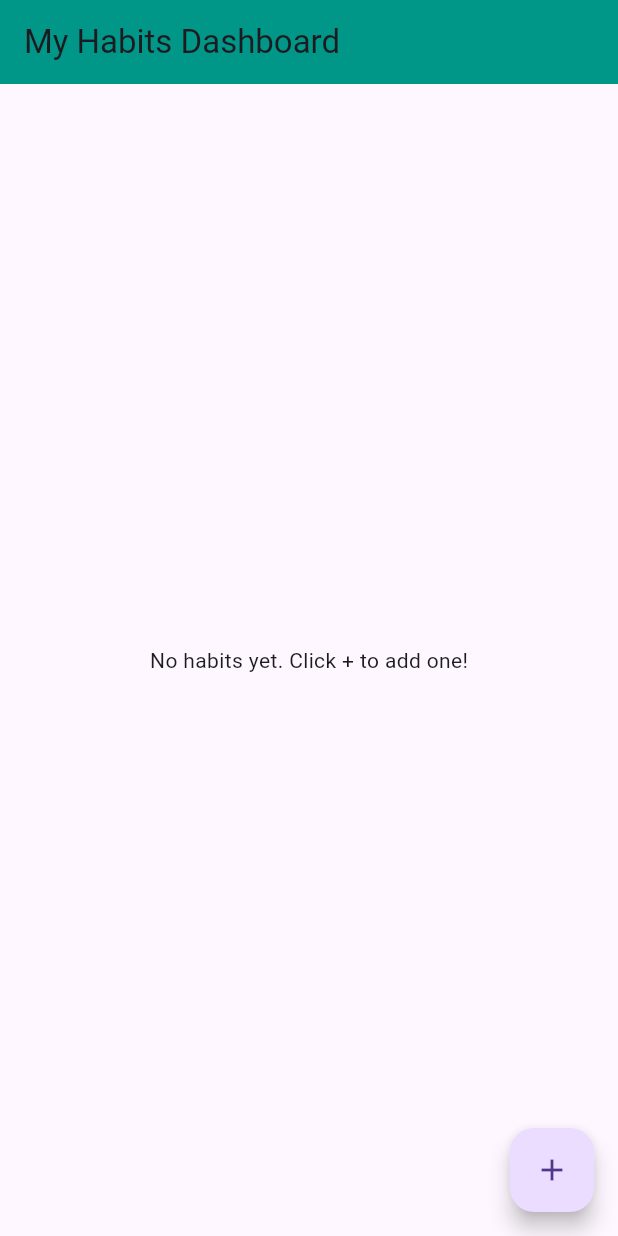
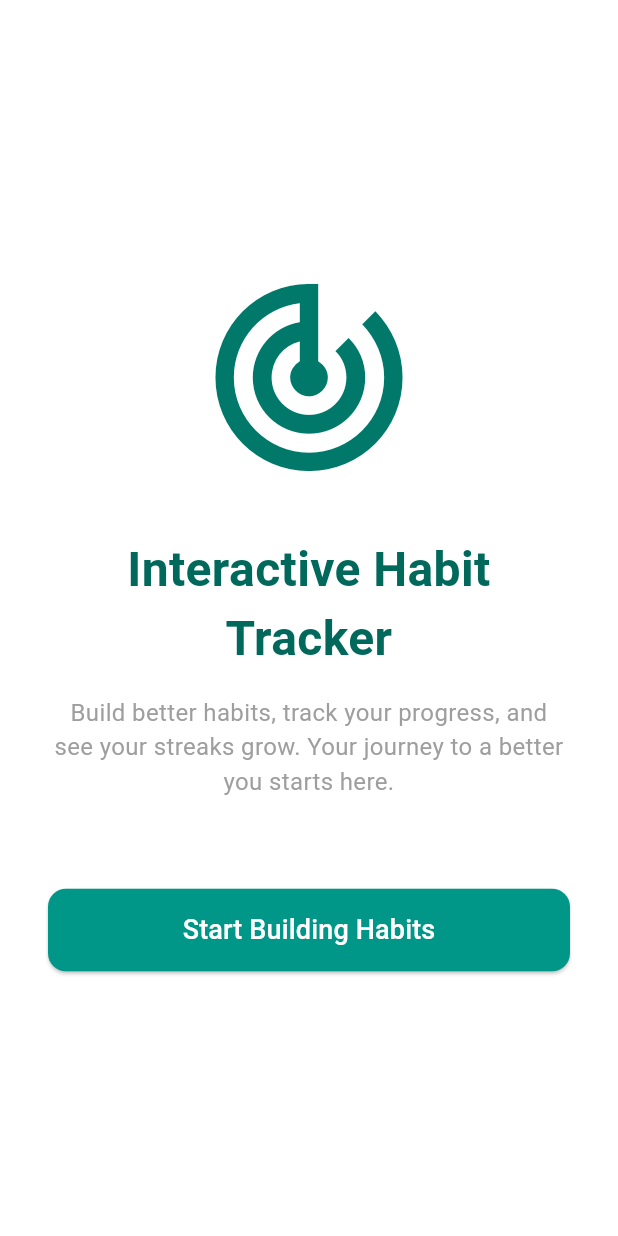
Before and after one commit to Sihirdora/Interactive-Habit-Tracker, a Flutter app: the screen it shows after launch, on a phone screen of 412 x 824 dp. Run offline on Flutter 3.47's test engine with Material 3 defaults, Android fonts, the phone set to English and light mode, and no system bars; our stand-ins replace fl_chart, flutter_riverpod, supabase_flutter; accounts and stored records are empty.

Commit message:
Adding welcome screen, Laporan, & Calendar Menu. Also fixing graphics habits menu

```diff
--- a/lib/main.dart
+++ b/lib/main.dart
@@ -3,7 +3,8 @@
 import 'package:flutter/material.dart';
 import 'package:flutter_riverpod/flutter_riverpod.dart';
 import 'package:supabase_flutter/supabase_flutter.dart';
-import 'screens/home_screen.dart';
+import 'screens/main_wrapper.dart';
+import 'screens/welcome_screen.dart';
 
 // Variabel menggunakan lowerCamelCase
 const supabaseUrl = 'https://jchatgthjwemgapwqygu.supabase.co';
@@ -31,7 +32,7 @@ class MyApp extends StatelessWidget {
         primarySwatch: Colors.teal,
         visualDensity: VisualDensity.adaptivePlatformDensity,
       ),
-      home: const HomeScreen(),
+      home: const WelcomeScreen(),
     );
   }
 }
--- /dev/null
+++ b/lib/screens/welcome_screen.dart
@@ -0,0 +1,79 @@
+import 'package:flutter/material.dart';
+import 'package:project/screens/main_wrapper.dart';
+
+class WelcomeScreen extends StatelessWidget {
+  const WelcomeScreen({super.key});
+
+  @override
+  Widget build(BuildContext context) {
+    return Scaffold(
+      // Latar belakang putih atau warna terang
+      backgroundColor: Colors.white,
+      body: Padding(
+        padding: const EdgeInsets.all(32.0),
+        child: Column(
+          mainAxisAlignment: MainAxisAlignment.center,
+          crossAxisAlignment: CrossAxisAlignment.center,
+          children: [
+            // --- 1. Ilustrasi / Logo (Gunakan Icon Placeholder) ---
+            Icon(
+              Icons.track_changes,
+              size: 150,
+              color: Colors.teal.shade700,
+            ),
+            const SizedBox(height: 30),
+
+            // --- 2. Judul Aplikasi ---
+            Text(
+              'Interactive Habit Tracker',
+              textAlign: TextAlign.center,
+              style: TextStyle(
+                fontSize: 32,
+                fontWeight: FontWeight.bold,
+                color: Colors.teal.shade800,
+              ),
+            ),
+            const SizedBox(height: 15),
+
+            // --- 3. Deskripsi Singkat ---
+            const Text(
+              'Build better habits, track your progress, and see your streaks grow. Your journey to a better you starts here.',
+              textAlign: TextAlign.center,
+              style: TextStyle(
+                fontSize: 16,
+                color: Colors.grey,
+              ),
+            ),
+            const SizedBox(height: 60),
+
+            // --- 4. Tombol Utama (Call to Action) ---
+            SizedBox(
+              width: double.infinity,
+              height: 55,
+              child: ElevatedButton(
+                style: ElevatedButton.styleFrom(
+                  backgroundColor: Colors.teal,
+                  shape: RoundedRectangleBorder(
+                    borderRadius: BorderRadius.circular(12),
+                  ),
+                ),
+                onPressed: () {
+                  // Arahkan ke HomeScreen (atau LoginScreen)
+                  Navigator.of(context).pushReplacement(
+                    MaterialPageRoute(
+                      builder: (context) => const MainWrapper(),
+                    ),
+                  );
+                },
+                child: const Text(
+                  'Start Building Habits',
+                  style: TextStyle(fontSize: 18, color: Colors.white),
+                ),
+              ),
+            ),
+          ],
+        ),
+      ),
+    );
+  }
+}
--- a/pubspec.yaml
+++ b/pubspec.yaml
@@ -32,6 +32,7 @@ dependencies:
     sdk: flutter
   supabase_flutter: ^2.5.0
   flutter_riverpod: ^2.5.1
+  fl_chart: ^0.67.0
   # The following adds the Cupertino Icons font to your application.
   # Use with the CupertinoIcons class for iOS style icons.
   cupertino_icons: ^1.0.8
```
Also changed, not shown: lib/screens/add_habit_screen.dart (+20 -18 lines), lib/screens/archive_screen.dart (added, +28 -0 lines), lib/screens/calendar_screen.dart (added, +28 -0 lines), lib/screens/detail_screen.dart (+134 -19 lines), lib/screens/main_wrapper.dart (added, +152 -0 lines), lib/screens/report_screen.dart (added, +28 -0 lines), lib/screens/settings_screen.dart (added, +33 -0 lines), pubspec.lock.
